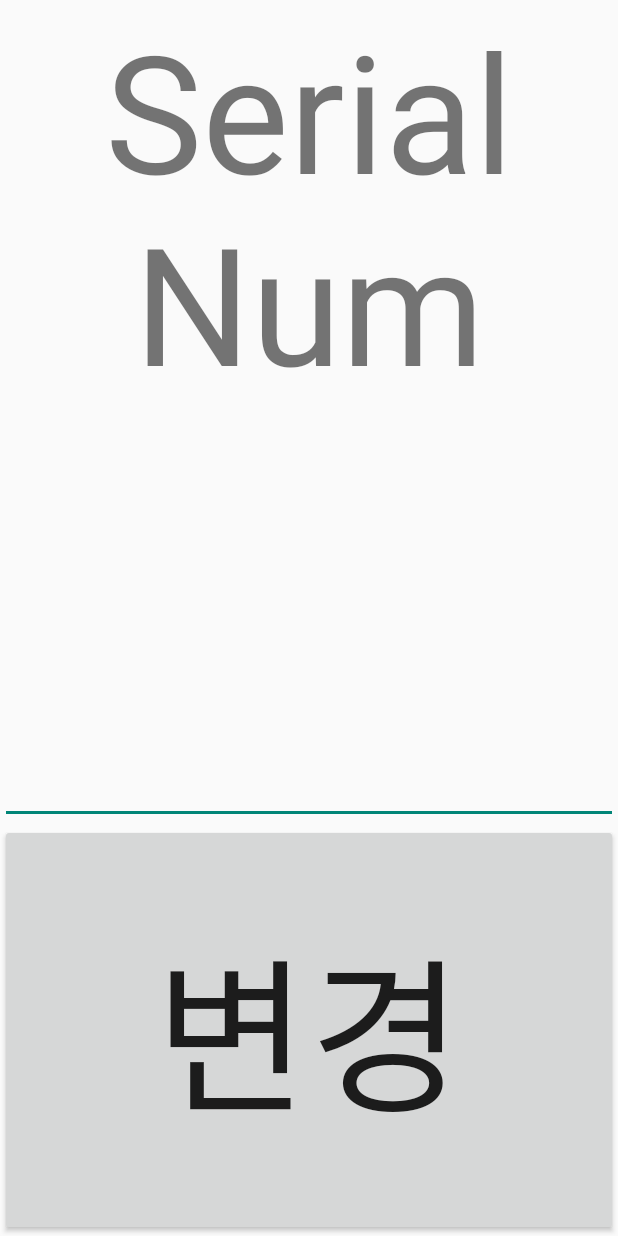
After one commit to msltechnology/Msl_App, an Android app: the layout ble_fragment_sn.xml on its own in the app's theme, with its tools: preview values and no code run, on a phone screen of 412 x 824 dp. The commit adds this screen. Run offline under Robolectric (Android 15) with nearby library versions, the phone set to English and light mode, and no system bars.

Commit message:
2021년 04월 15일 백업 SN 앱 관련 추가하는데 수정하는 단계에서 데이터 보내는게 문제인듯 확인중

```diff
--- a/app/src/main/java/com/example/mslapp/Ble/fragment/fragment_Ble_Beginning.java
+++ b/app/src/main/java/com/example/mslapp/Ble/fragment/fragment_Ble_Beginning.java
@@ -170,9 +170,9 @@ public class fragment_Ble_Beginning extends Fragment {
     }
 
     private void bleScanCDSBtnOnClick() {
-        showEditDialog();
-        //CdsFlag = true;
-        //fragmentScanChange();
+        //showEditDialog();
+        CdsFlag = true;
+        fragmentScanChange();
     }
     private void bleScanSNBtnOnClick() {
         //showEditDialog();
--- a/app/src/main/java/com/example/mslapp/Ble/fragment/fragment_Ble_Status.java
+++ b/app/src/main/java/com/example/mslapp/Ble/fragment/fragment_Ble_Status.java
@@ -32,7 +32,7 @@ public class fragment_Ble_Status extends Fragment {
 
 
     // 상위Activity 에게 데이터 주는 용도
-    private Ble_Status_Listener selecetBleListener;
+    //private Ble_Status_Listener selecetBleListener;
     private Activity activity;
 
 
@@ -141,7 +141,7 @@ public class fragment_Ble_Status extends Fragment {
         super.onAttach(context);
         Log.d(TAG, "onAttach");
         if (context instanceof Ble_Status_Listener) {
-            selecetBleListener = (Ble_Status_Listener) context;
+            //selecetBleListener = (Ble_Status_Listener) context;
             this.activity = (Activity) context;
         } else {
             throw new RuntimeException((context.toString() + " must implement SelectBleListener"));
@@ -153,7 +153,7 @@ public class fragment_Ble_Status extends Fragment {
         super.onDetach();
         Log.d(TAG, "onDetach");
         ((Ble_Status_Listener) activity).onDetachFragment_Ble_Status();
-        selecetBleListener = null;
+        //selecetBleListener = null;
     }
 
     public interface Ble_Status_Listener {
--- /dev/null
+++ b/app/src/main/res/layout/ble_fragment_sn.xml
@@ -0,0 +1,56 @@
+<?xml version="1.0" encoding="utf-8"?>
+<LinearLayout xmlns:android="http://schemas.android.com/apk/res/android"
+    android:layout_width="match_parent"
+    android:layout_height="match_parent"
+    android:orientation="vertical">
+
+    <LinearLayout
+        android:layout_width="match_parent"
+        android:layout_height="0dp"
+        android:layout_weight="1"
+        >
+
+        <TextView
+            android:id="@+id/tv_SN_Setting_SerialNum"
+            android:layout_width="match_parent"
+            android:layout_height="match_parent"
+            android:text="Serial Num"
+            android:gravity="center"
+            android:autoSizeTextType="uniform"/>
+
+    </LinearLayout>
+
+    <LinearLayout
+        android:layout_width="match_parent"
+        android:layout_height="0dp"
+        android:layout_weight="1"
+        >
+
+        <EditText
+            android:id="@+id/et_SN_Setting_input"
+            android:layout_width="match_parent"
+            android:layout_height="match_parent"
+            android:maxLength="8"
+            android:autoSizeTextType="uniform"
+            android:gravity="center"
+            android:textSize="70dp"
+            />
+
+    </LinearLayout>
+
+    <LinearLayout
+        android:layout_width="match_parent"
+        android:layout_height="0dp"
+        android:layout_weight="1"
+        >
+
+        <Button
+            android:id="@+id/btn_SN_Setting_change"
+            android:layout_width="match_parent"
+            android:layout_height="match_parent"
+            android:text="변경"
+            android:autoSizeTextType="uniform"/>
+
+    </LinearLayout>
+
+</LinearLayout>
```
Also changed, not shown: app/src/main/java/com/example/mslapp/Ble/fragment/fragment_Ble_Scan.java (+64 -3 lines), app/src/main/java/com/example/mslapp/Ble/fragment/fragment_CDS_Setting.java (+25 -0 lines), app/src/main/java/com/example/mslapp/Ble/fragment/fragment_SN_Setting.java (added, +161 -0 lines), app/src/main/java/com/example/mslapp/BleMainActivity.java (+65 -4 lines).
